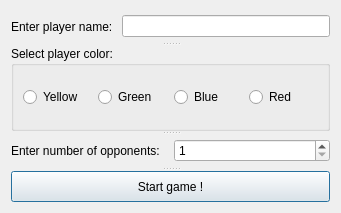
bozzano101/MonopolyBasic, file welcomewindow.ui: the form before one commit.
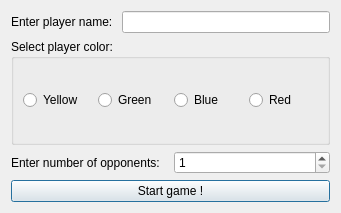
The form after the commit.

```diff
--- a/welcomewindow.ui
+++ b/welcomewindow.ui
@@ -10,16 +10,23 @@
     <height>213</height>
    </rect>
   </property>
+  <property name="minimumSize">
+   <size>
+    <width>341</width>
+    <height>213</height>
+   </size>
+  </property>
+  <property name="maximumSize">
+   <size>
+    <width>341</width>
+    <height>213</height>
+   </size>
+  </property>
   <property name="windowTitle">
    <string>Welcome to Monopoly !</string>
   </property>
   <layout class="QGridLayout" name="gridLayout">
    <item row="0" column="0">
-    <widget class="QSplitter" name="splitter">
-     <property name="orientation">
-      <enum>Qt::Vertical</enum>
-     </property>
-     <widget class="QWidget" name="">
       <layout class="QHBoxLayout" name="PlayerNameLayout">
        <item>
         <widget class="QLabel" name="PlayerNameLabel">
@@ -32,7 +39,8 @@
         <widget class="QLineEdit" name="PlayerName"/>
        </item>
       </layout>
-     </widget>
+   </item>
+   <item row="1" column="0">
      <widget class="QGroupBox" name="PlayerColorLayout">
       <property name="title">
        <string>Select player color: </string>
@@ -68,7 +76,8 @@
        </item>
       </layout>
      </widget>
-     <widget class="QWidget" name="">
+   </item>
+   <item row="2" column="0">
       <layout class="QHBoxLayout" name="OpponentsLayer">
        <item>
         <widget class="QLabel" name="label">
@@ -91,12 +100,12 @@
         </widget>
        </item>
       </layout>
-     </widget>
+   </item>
+   <item row="3" column="0">
      <widget class="QPushButton" name="StartGame">
       <property name="text">
        <string>Start game !</string>
       </property>
-     </widget>
     </widget>
    </item>
   </layout>
```
Lines whose indentation alone changed are shown as unchanged.
